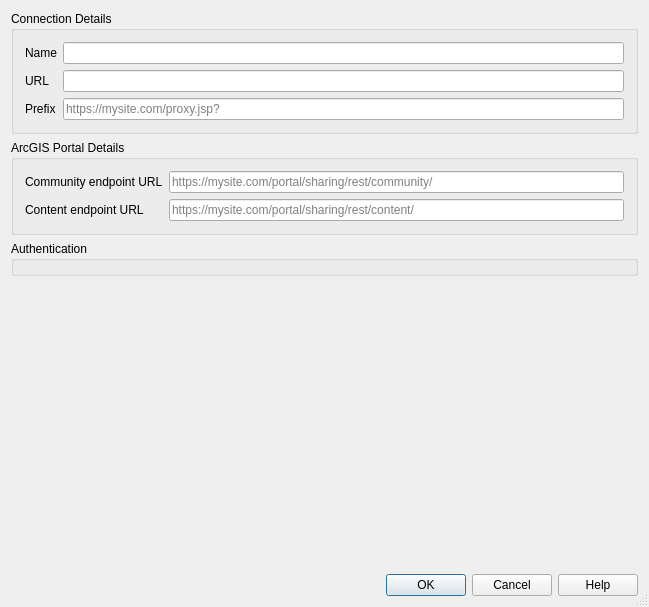
The window that src/ui/qgsnewarcgisrestconnectionbase.ui (carsmie/QGIS) describes before a commit, drawn with Qt 5.
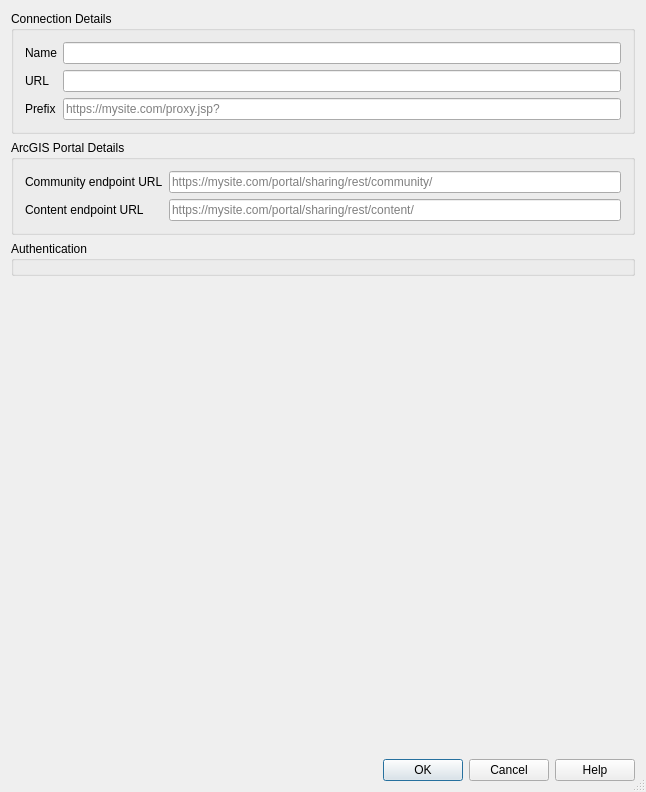
The same window after the commit. Custom widgets are drawn as their Qt base class.

Commit message: [ui] Fix various new connection dialog spacing and size

Diff of the .ui file:
```diff
--- a/src/ui/qgsnewarcgisrestconnectionbase.ui
+++ b/src/ui/qgsnewarcgisrestconnectionbase.ui
@@ -6,8 +6,8 @@
    <rect>
     <x>0</x>
     <y>0</y>
-    <width>649</width>
-    <height>607</height>
+    <width>646</width>
+    <height>792</height>
    </rect>
   </property>
   <property name="windowTitle">
@@ -33,8 +33,8 @@
        <rect>
         <x>0</x>
         <y>0</y>
-        <width>631</width>
-        <height>557</height>
+        <width>628</width>
+        <height>741</height>
        </rect>
       </property>
       <layout class="QVBoxLayout" name="verticalLayout_2">
@@ -52,6 +52,12 @@
        </property>
        <item>
         <widget class="QGroupBox" name="mGroupBox">
+         <property name="sizePolicy">
+          <sizepolicy hsizetype="Preferred" vsizetype="Minimum">
+           <horstretch>0</horstretch>
+           <verstretch>0</verstretch>
+          </sizepolicy>
+         </property>
          <property name="title">
           <string>Connection Details</string>
          </property>
@@ -127,6 +133,12 @@
        </item>
        <item>
         <widget class="QGroupBox" name="groupBox">
+         <property name="sizePolicy">
+          <sizepolicy hsizetype="Preferred" vsizetype="Minimum">
+           <horstretch>0</horstretch>
+           <verstretch>0</verstretch>
+          </sizepolicy>
+         </property>
          <property name="title">
           <string>ArcGIS Portal Details</string>
          </property>
```
Left out of the diff: 17 changed lines with no effect on the pictures. The commit also changes 4 other files.
